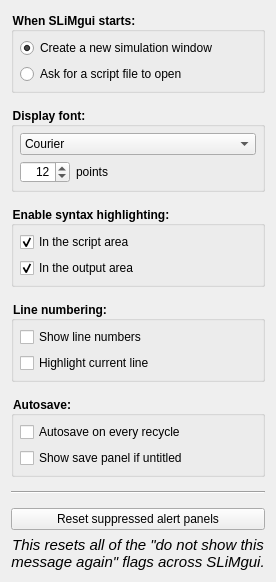
First picture: the form in QtSLiM/QtSLiMPreferences.ui, repository MesserLab/SLiM, before the edit.
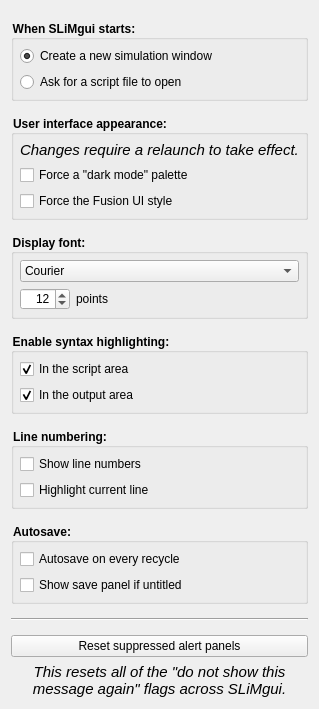
Second picture: the form after the edit.

Commit message: add a dark mode pref in the Preferences panel for Linux

```diff
--- a/QtSLiM/QtSLiMPreferences.ui
+++ b/QtSLiM/QtSLiMPreferences.ui
@@ -23,6 +23,22 @@
    <property name="topMargin">
     <number>12</number>
    </property>
+   <item>
+    <spacer name="verticalSpacer_7">
+     <property name="orientation">
+      <enum>Qt::Vertical</enum>
+     </property>
+     <property name="sizeType">
+      <enum>QSizePolicy::Fixed</enum>
+     </property>
+     <property name="sizeHint" stdset="0">
+      <size>
+       <width>20</width>
+       <height>8</height>
+      </size>
+     </property>
+    </spacer>
+   </item>
    <item>
     <widget class="QGroupBox" name="startupGroup">
      <property name="sizePolicy">
@@ -95,6 +111,82 @@
      </property>
     </spacer>
    </item>
+   <item>
+    <widget class="QGroupBox" name="uiAppearanceGroup">
+     <property name="sizePolicy">
+      <sizepolicy hsizetype="Minimum" vsizetype="Minimum">
+       <horstretch>0</horstretch>
+       <verstretch>0</verstretch>
+      </sizepolicy>
+     </property>
+     <property name="styleSheet">
+      <string notr="true">QGroupBox { font-weight: bold; }</string>
+     </property>
+     <property name="title">
+      <string>User interface appearance:</string>
+     </property>
+     <layout class="QVBoxLayout" name="verticalLayout_7" stretch="0,0,0">
+      <property name="spacing">
+       <number>6</number>
+      </property>
+      <property name="leftMargin">
+       <number>6</number>
+      </property>
+      <property name="topMargin">
+       <number>6</number>
+      </property>
+      <property name="rightMargin">
+       <number>6</number>
+      </property>
+      <property name="bottomMargin">
+       <number>6</number>
+      </property>
+      <item>
+       <widget class="QLabel" name="label">
+        <property name="text">
+         <string>&lt;html&gt;&lt;head/&gt;&lt;body&gt;&lt;p&gt;&lt;span style=&quot; font-size:11pt; font-style:italic;&quot;&gt;Changes require a relaunch to take effect.&lt;/span&gt;&lt;/p&gt;&lt;/body&gt;&lt;/html&gt;</string>
+        </property>
+       </widget>
+      </item>
+      <item>
+       <widget class="QCheckBox" name="forceDarkMode">
+        <property name="toolTip">
+         <string>force a &quot;dark mode&quot; color palette for the user interface appearance</string>
+        </property>
+        <property name="text">
+         <string>Force a &quot;dark mode&quot; palette</string>
+        </property>
+       </widget>
+      </item>
+      <item>
+       <widget class="QCheckBox" name="forceFusionStyle">
+        <property name="toolTip">
+         <string>&lt;html&gt;&lt;head/&gt;&lt;body&gt;&lt;p&gt;force the use of Qt's Fusion user interface style, which can make the &amp;quot;dark mode&amp;quot; appearance more consistent&lt;/p&gt;&lt;/body&gt;&lt;/html&gt;</string>
+        </property>
+        <property name="text">
+         <string>Force the Fusion UI style</string>
+        </property>
+       </widget>
+      </item>
+     </layout>
+    </widget>
+   </item>
+   <item>
+    <spacer name="verticalSpacer_uiAppearance">
+     <property name="orientation">
+      <enum>Qt::Vertical</enum>
+     </property>
+     <property name="sizeType">
+      <enum>QSizePolicy::Fixed</enum>
+     </property>
+     <property name="sizeHint" stdset="0">
+      <size>
+       <width>20</width>
+       <height>8</height>
+      </size>
+     </property>
+    </spacer>
+   </item>
    <item>
     <widget class="QGroupBox" name="displayFontGroup">
      <property name="styleSheet">
```
The commit also changes 12 other files.
